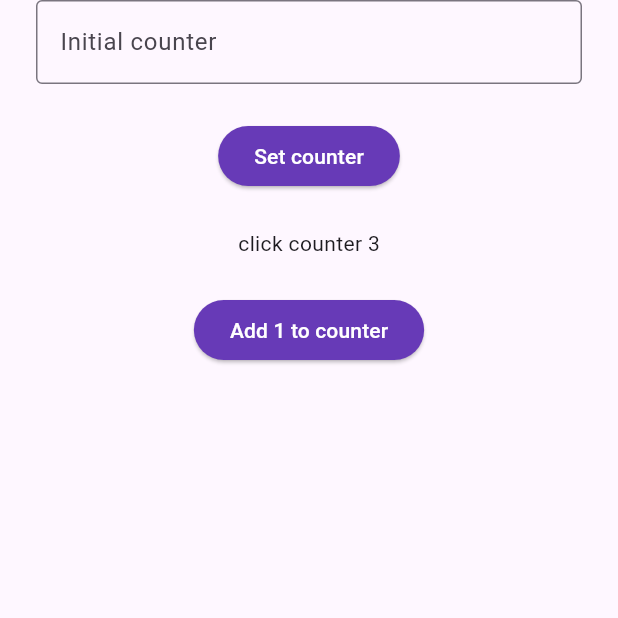
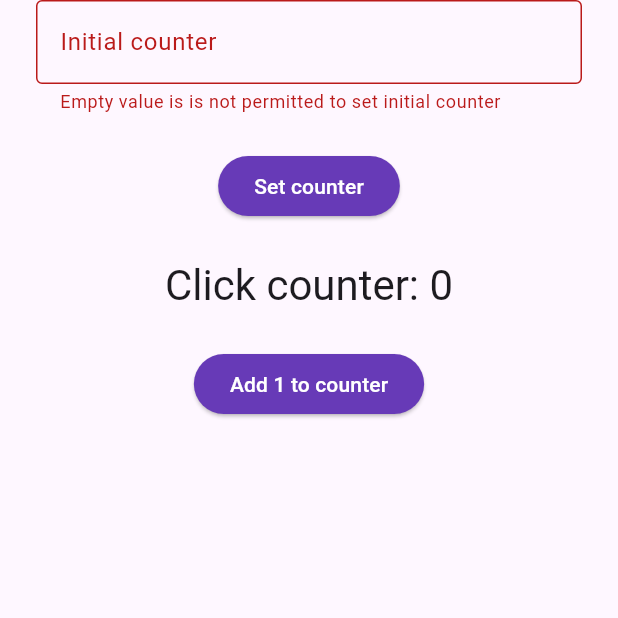
Before and after one commit to Spaccesi/counter, a Flutter app: the screen it shows after launch, after a tap on "Set counter", on a phone screen of 412 x 824 dp, the top half of it. Run offline on Flutter 3.47's test engine with Material 3 defaults, Android fonts, the phone set to English and light mode, and no system bars.

Commit message:
Counter logic implememented

```diff
--- a/lib/modules/counter.dart
+++ b/lib/modules/counter.dart
@@ -1,4 +1,5 @@
 import 'package:flutter/material.dart';
+import 'package:flutter/services.dart';
 import 'package:pt1/app/theme/theme_constants.dart';
 
 class CounterPage extends StatefulWidget {
@@ -9,34 +10,64 @@ class CounterPage extends StatefulWidget {
 }
 
 class _CounterPageState extends State<CounterPage> {
+  int counter = 0;
+  final TextEditingController _initialCounterController =
+      TextEditingController();
+
+  final _formKey = GlobalKey<FormState>();
+
   @override
   Widget build(BuildContext context) {
-    const String counter = '3';
     return Scaffold(
       body: SafeArea(
         child: Padding(
           padding: const EdgeInsets.symmetric(horizontal: defaultPadding),
           child: Column(
             children: [
-              const TextField(
-                decoration: InputDecoration(
-                  labelText: 'Initial counter',
+              Form(
+                key: _formKey,
+                child: TextFormField(
+                  controller: _initialCounterController,
+                  keyboardType: TextInputType.number,
+                  inputFormatters: <TextInputFormatter>[
+                    FilteringTextInputFormatter.digitsOnly
+                  ],
+                  validator: (value) {
+                    if (value == null || value.isEmpty) {
+                      return "Empty value is is not permitted to set initial counter";
+                    }
+                    try {
+                      int.parse(value);
+                      return null;
+                    } catch (e) {
+                      return "Something went wrong! Try again.";
+                    }
+                  },
+                  decoration: const InputDecoration(
+                    labelText: 'Initial counter',
+                  ),
                 ),
               ),
               const SizedBox(height: defaultGap),
               ElevatedButton(
                 onPressed: () {
-                  // TODO Add your onPressed code here!
+                  if (!_formKey.currentState!.validate()) return;
+                  setState(() {
+                    counter = int.parse(_initialCounterController.text);
+                  });
                 },
                 child: const Text('Set counter'),
               ),
               const SizedBox(height: defaultGap),
-              const Text('click counter $counter'),
+              Text(
+                'Click counter: ${counter.toString()}',
+                style: Theme.of(context).textTheme.headlineMedium,
+              ),
               const SizedBox(height: defaultGap),
               ElevatedButton(
-                onPressed: () {
-                  // TODO Add your onPressed code here!
-                },
+                onPressed: () => setState(() {
+                  counter += 1;
+                }),
                 child: const Text('Add 1 to counter'),
               ),
             ],
```
